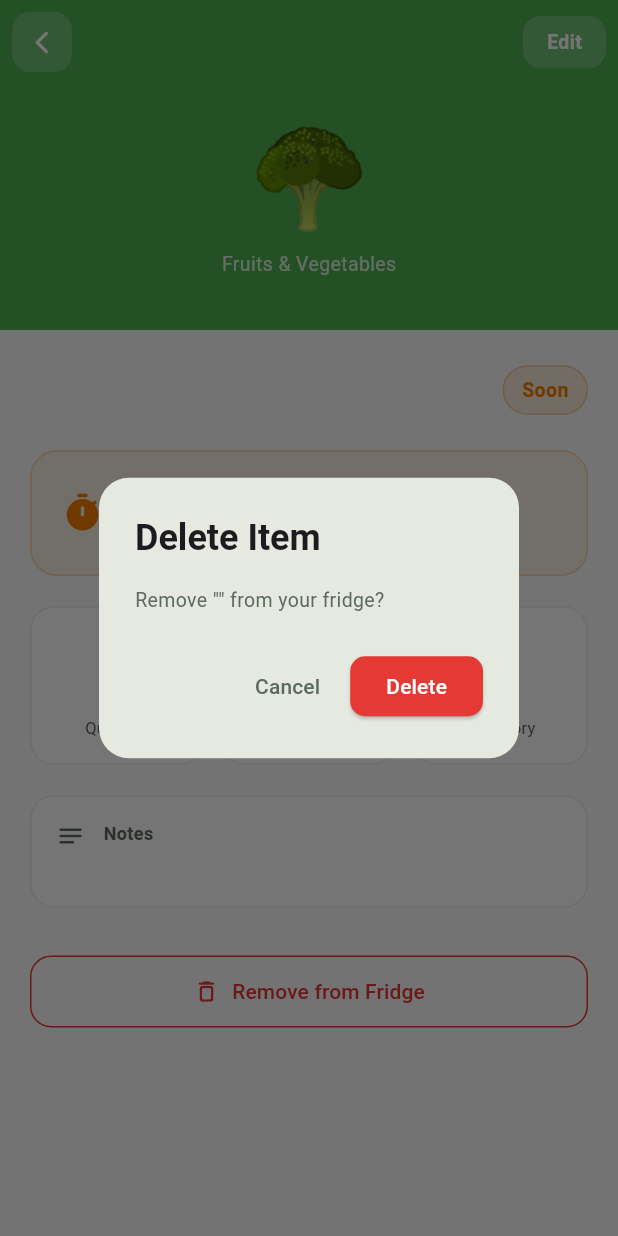
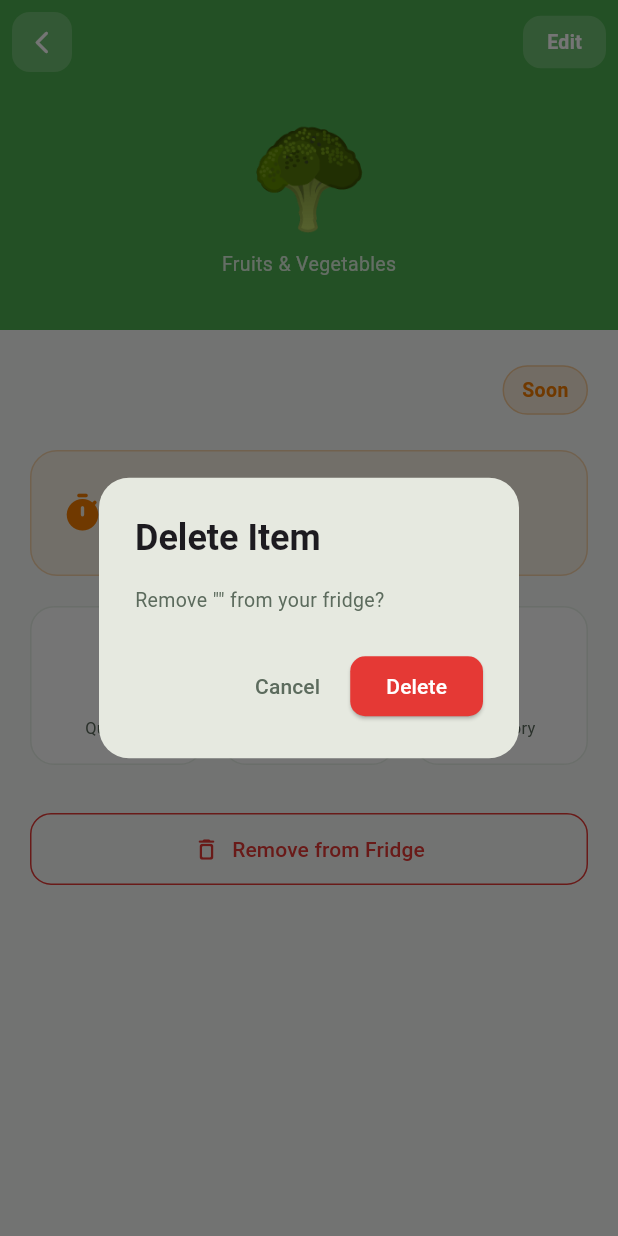
Before and after one commit to npaxzz/Expiration-Tracker-App, a Flutter app: the ItemDetailScreen screen opened directly with empty values, after a tap on "Remove from Fridge", on a phone screen of 412 x 824 dp. Run offline on Flutter 3.47's test engine with Material 3 defaults, Android fonts, the phone set to English and light mode, and no system bars; our stand-ins replace flutter_local_notifications, google_fonts, hive, hive_flutter, image_picker; missing offline and left inert: workmanager; accounts and stored records are empty; Roboto replaces fonts that are missing (Sarabun); statements that could not run were skipped.

Commit message:
Fix item status sync and notifications
The item detail screen now reads the latest item state from FoodProvider so expiry badges and status stay in sync with updates. Notes are trimmed and hidden when empty, and the daily expiry background check now includes a one-off test helper. This also updates the daily alert text wording for clearer localization.

```diff
--- a/lib/localization/app_text.dart
+++ b/lib/localization/app_text.dart
@@ -405,8 +405,8 @@ class AppText {
       : 'Alert when items expire today (When you open the app)';
 
   static String get getMorningAlertsNotification => _th
-      ? 'ตรวจสอบและแจ้งเตือนวันหมดอายุทุกวันเวลา 09:00 น.'
-      : 'Check expiration dates every day at 9:00 AM';
+      ? 'ตรวจสอบและแจ้งเตือนวันหมดอายุทุกวัน'
+      : 'Check expiration dates every day';
 
   static String get dataStorage => _th ? 'พื้นที่จัดเก็บ' : 'Data Storage';
   static String get ocrandClass =>
--- a/lib/main.dart
+++ b/lib/main.dart
@@ -49,6 +49,9 @@ Future<void> main() async {
   // ============================================================
   // DAILY 9 AM NOTIFICATION
   // ============================================================
+
+  //check การแจ้งเตือน
+  //await BackgroundService.testDailyCheckNow();
 
   await BackgroundService.scheduleDailyCheck();
 
--- a/lib/screens/item_detail_screen.dart
+++ b/lib/screens/item_detail_screen.dart
@@ -22,10 +22,17 @@ class ItemDetailScreen extends StatelessWidget {
     context.watch<AppLanguage>();
     // ดึง threshold จาก FoodProvider (มาจาก Settings) แทนค่า hardcode
     // ใช้ watch เพื่อให้ badge สีอัปเดตทันทีถ้าผู้ใช้ไปเปลี่ยนค่าใน Settings
-    final alertDaysBefore = context.watch<FoodProvider>().alertDaysBefore;
+    final foodProvider = context.watch<FoodProvider>();
 
-    final statusColor = item.statusFor(alertDaysBefore).color;
-    final days = item.daysUntilExpiration;
+    final currentItem = foodProvider.items.firstWhere(
+      (foodItem) => foodItem.id == item.id,
+      orElse: () => item,
+    );
+
+    final alertDaysBefore = foodProvider.alertDaysBefore;
+
+    final statusColor = currentItem.statusFor(alertDaysBefore).color;
+    final days = currentItem.daysUntilExpiration;
 
     return Scaffold(
       backgroundColor: AppTheme.surface,
@@ -59,7 +66,7 @@ class ItemDetailScreen extends StatelessWidget {
                   onTap: () => Navigator.push(
                     context,
                     MaterialPageRoute(
-                      builder: (_) => AddItemScreen(existingItem: item),
+                      builder: (_) => AddItemScreen(existingItem: currentItem),
                     ),
                   ),
                   child: Container(
@@ -132,9 +139,9 @@ class ItemDetailScreen extends StatelessWidget {
                   _buildExpirationBanner(days, statusColor, alertDaysBefore),
                   const SizedBox(height: 20),
                   _buildInfoGrid(),
-                  if (item.notes != null) ...[
+                  if (currentItem.notes?.trim().isNotEmpty ?? false) ...[
                     const SizedBox(height: 20),
-                    _buildNotesCard(),
+                    _buildNotesCard(currentItem.notes!.trim()),
                   ],
                   const SizedBox(height: 32),
                   _buildDeleteButton(context),
@@ -417,7 +424,7 @@ class ItemDetailScreen extends StatelessWidget {
     );
   }
 
-  Widget _buildNotesCard() {
+  Widget _buildNotesCard(String note) {
     return Container(
       padding: const EdgeInsets.all(16),
       decoration: BoxDecoration(
@@ -448,7 +455,7 @@ class ItemDetailScreen extends StatelessWidget {
                 ),
                 const SizedBox(height: 4),
                 Text(
-                  item.notes!,
+                  note,
                   style: GoogleFonts.sarabun(
                     fontSize: 14,
                     color: AppTheme.textPrimary,
--- a/lib/services/background_service.dart
+++ b/lib/services/background_service.dart
@@ -305,6 +305,14 @@ class BackgroundService {
     }
   }
 
+  static Future<void> testDailyCheckNow() async {
+    await Workmanager().registerOneOffTask(
+      'daily_expiry_check_test',
+      _dailyCheckTask,
+      existingWorkPolicy: ExistingWorkPolicy.replace,
+    );
+  }
+
   // ==========================================================
   // SCHEDULE DAILY CHECK
   // ==========================================================
```
